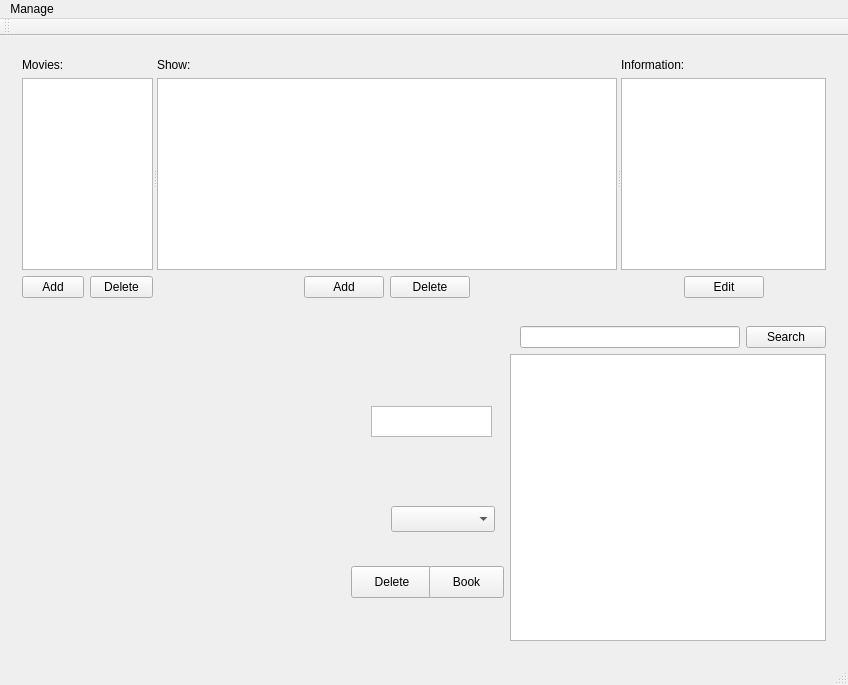
Before: the Qt Designer form Mainwindow/mainwindow.ui in Drakenhielm/Biobokningssystem, drawn with Qt 5.
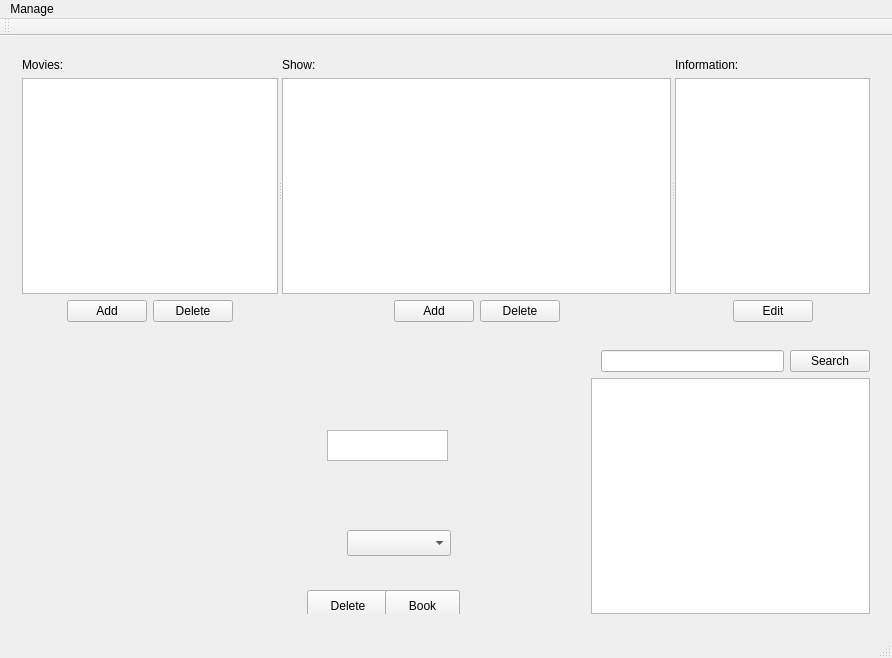
After: the same form once the commit is applied.

Diff of the .ui file:
```diff
--- a/Mainwindow/mainwindow.ui
+++ b/Mainwindow/mainwindow.ui
@@ -6,8 +6,8 @@
    <rect>
     <x>0</x>
     <y>0</y>
-    <width>848</width>
-    <height>685</height>
+    <width>892</width>
+    <height>658</height>
    </rect>
   </property>
   <property name="cursor">
@@ -20,6 +20,12 @@
    <layout class="QVBoxLayout" name="verticalLayout_2">
     <item>
      <widget class="QWidget" name="widget" native="true">
+      <property name="sizePolicy">
+       <sizepolicy hsizetype="Expanding" vsizetype="Expanding">
+        <horstretch>0</horstretch>
+        <verstretch>0</verstretch>
+       </sizepolicy>
+      </property>
       <property name="cursor">
        <cursorShape>ArrowCursor</cursorShape>
       </property>
@@ -32,7 +38,7 @@
          <widget class="QWidget" name="widget_movies" native="true">
           <property name="minimumSize">
            <size>
-            <width>10</width>
+            <width>0</width>
             <height>0</height>
            </size>
           </property>
@@ -59,7 +65,7 @@
            <item>
             <widget class="QListView" name="listView_movies">
              <property name="sizePolicy">
-              <sizepolicy hsizetype="Minimum" vsizetype="Expanding">
+              <sizepolicy hsizetype="Preferred" vsizetype="Expanding">
                <horstretch>0</horstretch>
                <verstretch>0</verstretch>
               </sizepolicy>
@@ -119,9 +125,15 @@
           </layout>
          </widget>
          <widget class="QWidget" name="widget_shows" native="true">
+          <property name="sizePolicy">
+           <sizepolicy hsizetype="Preferred" vsizetype="Preferred">
+            <horstretch>2</horstretch>
+            <verstretch>0</verstretch>
+           </sizepolicy>
+          </property>
           <property name="minimumSize">
            <size>
-            <width>460</width>
+            <width>0</width>
             <height>0</height>
            </size>
           </property>
@@ -147,6 +159,12 @@
            </item>
            <item>
             <widget class="QTableView" name="tableView_show">
+             <property name="sizePolicy">
+              <sizepolicy hsizetype="Preferred" vsizetype="Expanding">
+               <horstretch>0</horstretch>
+               <verstretch>0</verstretch>
+              </sizepolicy>
+             </property>
              <attribute name="horizontalHeaderCascadingSectionResizes">
               <bool>false</bool>
              </attribute>
@@ -217,9 +235,15 @@
           </layout>
          </widget>
          <widget class="QWidget" name="widget_info" native="true">
+          <property name="sizePolicy">
+           <sizepolicy hsizetype="Preferred" vsizetype="Preferred">
+            <horstretch>1</horstretch>
+            <verstretch>0</verstretch>
+           </sizepolicy>
+          </property>
           <property name="minimumSize">
            <size>
-            <width>205</width>
+            <width>0</width>
             <height>0</height>
            </size>
           </property>
@@ -245,12 +269,18 @@
            </item>
            <item>
             <widget class="QTextBrowser" name="textBrowser_info">
+             <property name="sizePolicy">
+              <sizepolicy hsizetype="Preferred" vsizetype="Expanding">
+               <horstretch>0</horstretch>
+               <verstretch>0</verstretch>
+              </sizepolicy>
+             </property>
              <property name="html">
               <string>&lt;!DOCTYPE HTML PUBLIC &quot;-//W3C//DTD HTML 4.0//EN&quot; &quot;http://www.w3.org/TR/REC-html40/strict.dtd&quot;&gt;
 &lt;html&gt;&lt;head&gt;&lt;meta name=&quot;qrichtext&quot; content=&quot;1&quot; /&gt;&lt;style type=&quot;text/css&quot;&gt;
 p, li { white-space: pre-wrap; }
-&lt;/style&gt;&lt;/head&gt;&lt;body style=&quot; font-family:'.Helvetica Neue DeskInterface'; font-size:13pt; font-weight:400; font-style:normal;&quot;&gt;
-&lt;p style=&quot;-qt-paragraph-type:empty; margin-top:0px; margin-bottom:0px; margin-left:0px; margin-right:0px; -qt-block-indent:0; text-indent:0px;&quot;&gt;&lt;br /&gt;&lt;/p&gt;&lt;/body&gt;&lt;/html&gt;</string>
+&lt;/style&gt;&lt;/head&gt;&lt;body style=&quot; font-family:'MS Shell Dlg 2'; font-size:8.25pt; font-weight:400; font-style:normal;&quot;&gt;
+&lt;p style=&quot;-qt-paragraph-type:empty; margin-top:0px; margin-bottom:0px; margin-left:0px; margin-right:0px; -qt-block-indent:0; text-indent:0px; font-family:'.Helvetica Neue DeskInterface'; font-size:13pt;&quot;&gt;&lt;br /&gt;&lt;/p&gt;&lt;/body&gt;&lt;/html&gt;</string>
              </property>
             </widget>
            </item>
@@ -300,16 +330,28 @@
     </item>
     <item>
      <widget class="QWidget" name="widget_2" native="true">
+      <property name="sizePolicy">
+       <sizepolicy hsizetype="Expanding" vsizetype="Expanding">
+        <horstretch>0</horstretch>
+        <verstretch>0</verstretch>
+       </sizepolicy>
+      </property>
       <layout class="QHBoxLayout" name="horizontalLayout_2">
        <item>
         <widget class="QFrame" name="frame_3">
          <property name="enabled">
           <bool>true</bool>
          </property>
+         <property name="sizePolicy">
+          <sizepolicy hsizetype="Expanding" vsizetype="Expanding">
+           <horstretch>0</horstretch>
+           <verstretch>0</verstretch>
+          </sizepolicy>
+         </property>
          <property name="minimumSize">
           <size>
-           <width>323</width>
-           <height>200</height>
+           <width>0</width>
+           <height>0</height>
           </size>
          </property>
         </widget>
@@ -317,7 +359,7 @@
        <item>
         <widget class="QWidget" name="widget_hallview_info" native="true">
          <property name="sizePolicy">
-          <sizepolicy hsizetype="Minimum" vsizetype="Preferred">
+          <sizepolicy hsizetype="Expanding" vsizetype="Expanding">
            <horstretch>0</horstretch>
            <verstretch>0</verstretch>
           </sizepolicy>
@@ -378,6 +420,12 @@
        </item>
        <item>
         <widget class="QWidget" name="widget_6" native="true">
+         <property name="sizePolicy">
+          <sizepolicy hsizetype="Expanding" vsizetype="Expanding">
+           <horstretch>0</horstretch>
+           <verstretch>0</verstretch>
+          </sizepolicy>
+         </property>
          <layout class="QVBoxLayout" name="verticalLayout_3">
           <property name="leftMargin">
            <number>0</number>
@@ -409,7 +457,14 @@
            </layout>
           </item>
           <item>
-           <widget class="QTableView" name="tableView_search"/>
+           <widget class="QTableView" name="tableView_search">
+            <property name="sizePolicy">
+             <sizepolicy hsizetype="Expanding" vsizetype="Expanding">
+              <horstretch>0</horstretch>
+              <verstretch>0</verstretch>
+             </sizepolicy>
+            </property>
+           </widget>
           </item>
          </layout>
         </widget>
@@ -424,8 +479,8 @@
     <rect>
      <x>0</x>
      <y>0</y>
-     <width>848</width>
-     <height>22</height>
+     <width>892</width>
+     <height>21</height>
     </rect>
    </property>
    <widget class="QMenu" name="menuAdd_movie">
```
